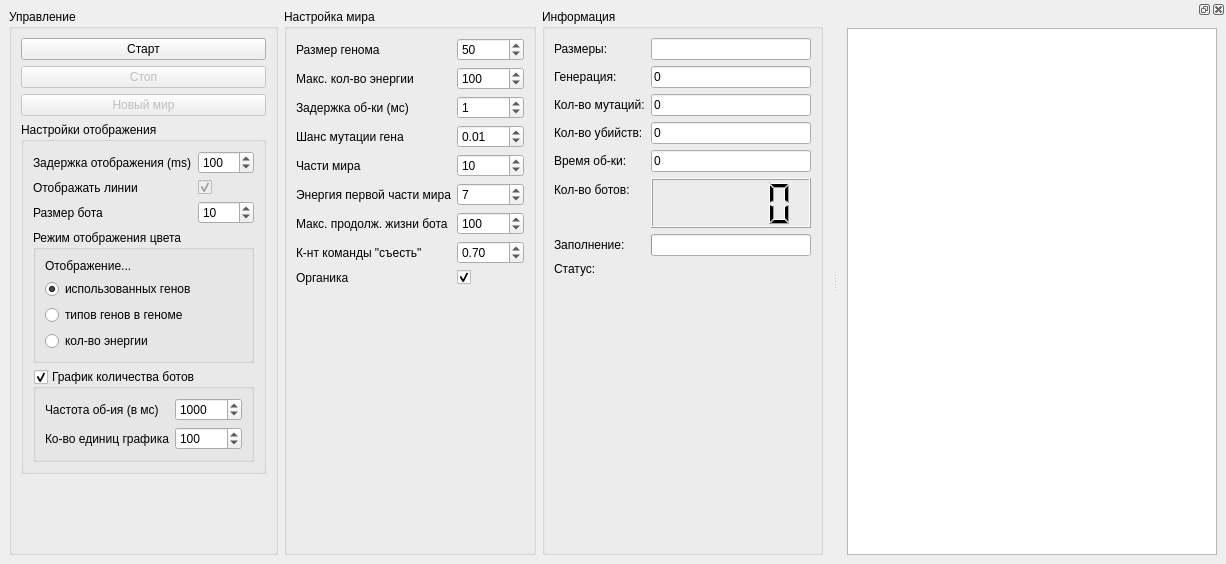
The window that mainwindow.ui (TomasGlgg/QGenetic) describes before a commit, drawn with Qt 5.
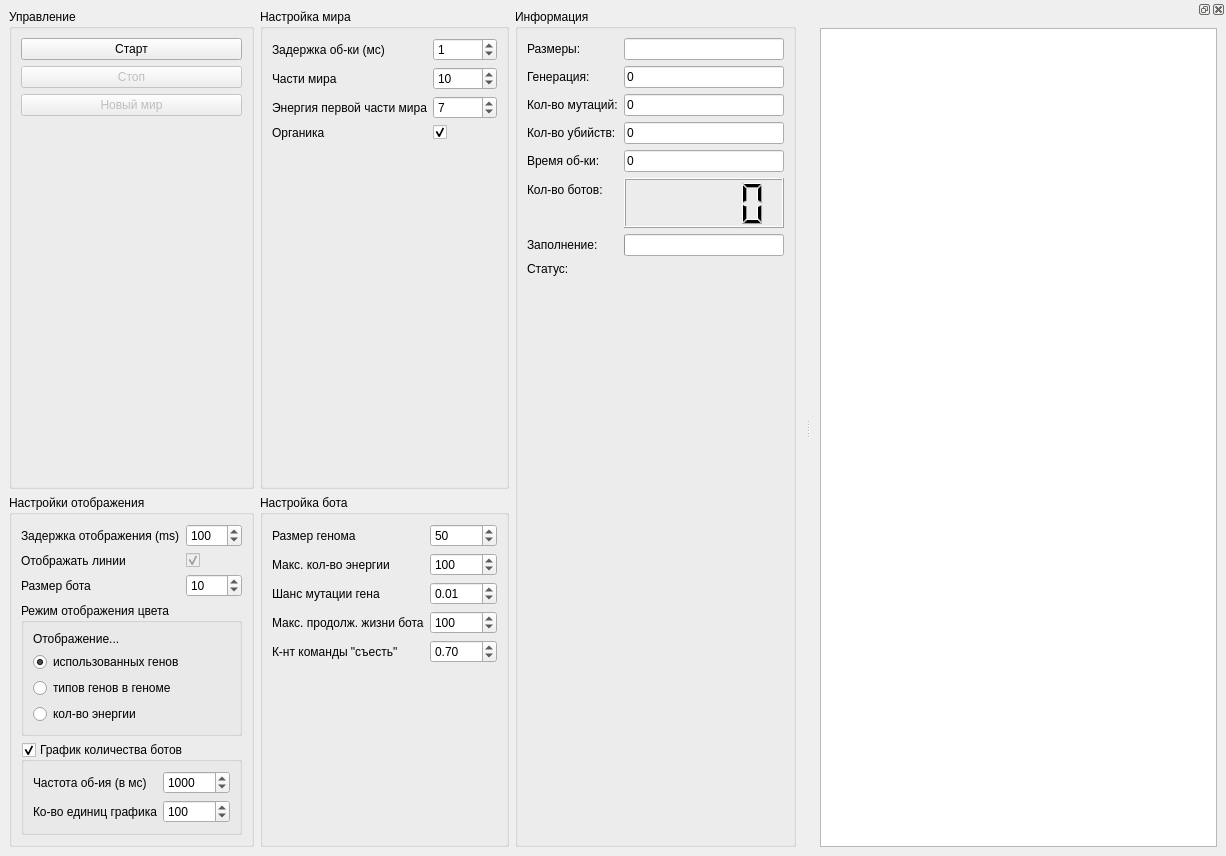
The same window after the commit. Custom widgets are drawn as their Qt base class.

The edit to the form file:
```diff
--- a/mainwindow.ui
+++ b/mainwindow.ui
@@ -7,7 +7,7 @@
     <x>0</x>
     <y>0</y>
     <width>1226</width>
-    <height>564</height>
+    <height>856</height>
    </rect>
   </property>
   <property name="sizePolicy">
@@ -29,11 +29,106 @@
      <verstretch>0</verstretch>
     </sizepolicy>
    </property>
-   <layout class="QHBoxLayout" name="horizontalLayout">
-    <item>
+   <layout class="QGridLayout" name="gridLayout_2">
+    <item row="0" column="1">
+     <widget class="QGroupBox" name="groupBox_3">
+      <property name="sizePolicy">
+       <sizepolicy hsizetype="Preferred" vsizetype="Preferred">
+        <horstretch>0</horstretch>
+        <verstretch>0</verstretch>
+       </sizepolicy>
+      </property>
+      <property name="title">
+       <string>Настройка мира</string>
+      </property>
+      <layout class="QFormLayout" name="formLayout_2">
+       <item row="0" column="0">
+        <widget class="QLabel" name="label_7">
+         <property name="text">
+          <string>Задержка об-ки (мс)</string>
+         </property>
+        </widget>
+       </item>
+       <item row="0" column="1">
+        <widget class="QSpinBox" name="process_delay">
+         <property name="minimum">
+          <number>0</number>
+         </property>
+         <property name="maximum">
+          <number>1000</number>
+         </property>
+         <property name="singleStep">
+          <number>10</number>
+         </property>
+         <property name="value">
+          <number>1</number>
+         </property>
+        </widget>
+       </item>
+       <item row="1" column="0">
+        <widget class="QLabel" name="label_12">
+         <property name="text">
+          <string>Части мира</string>
+         </property>
+        </widget>
+       </item>
+       <item row="1" column="1">
+        <widget class="QSpinBox" name="world_parts_count">
+         <property name="minimum">
+          <number>2</number>
+         </property>
+         <property name="maximum">
+          <number>100</number>
+         </property>
+         <property name="value">
+          <number>10</number>
+         </property>
+        </widget>
+       </item>
+       <item row="2" column="0">
+        <widget class="QLabel" name="label_13">
+         <property name="text">
+          <string>Энергия первой части мира</string>
+         </property>
+        </widget>
+       </item>
+       <item row="2" column="1">
+        <widget class="QSpinBox" name="start_world_energy">
+         <property name="minimum">
+          <number>2</number>
+         </property>
+         <property name="maximum">
+          <number>50</number>
+         </property>
+         <property name="value">
+          <number>7</number>
+         </property>
+        </widget>
+       </item>
+       <item row="3" column="0">
+        <widget class="QLabel" name="label_23">
+         <property name="text">
+          <string>Органика</string>
+         </property>
+        </widget>
+       </item>
+       <item row="3" column="1">
+        <widget class="QCheckBox" name="organic">
+         <property name="text">
+          <string/>
+         </property>
+         <property name="checked">
+          <bool>true</bool>
+         </property>
+        </widget>
+       </item>
+      </layout>
+     </widget>
+    </item>
+    <item row="0" column="0">
      <widget class="QGroupBox" name="groupBox">
       <property name="sizePolicy">
-       <sizepolicy hsizetype="Fixed" vsizetype="Expanding">
+       <sizepolicy hsizetype="Preferred" vsizetype="Preferred">
         <horstretch>0</horstretch>
         <verstretch>0</verstretch>
        </sizepolicy>
@@ -76,6 +171,22 @@
         </widget>
        </item>
        <item>
+        <spacer name="verticalSpacer">
+         <property name="orientation">
+          <enum>Qt::Vertical</enum>
+         </property>
+         <property name="sizeHint" stdset="0">
+          <size>
+           <width>20</width>
+           <height>40</height>
+          </size>
+         </property>
+        </spacer>
+       </item>
+      </layout>
+     </widget>
+    </item>
+    <item row="1" column="0">
         <widget class="QGroupBox" name="groupBox_2">
          <property name="sizePolicy">
           <sizepolicy hsizetype="Preferred" vsizetype="Preferred">
@@ -263,34 +374,12 @@
          </layout>
         </widget>
        </item>
-       <item>
-        <spacer name="verticalSpacer">
-         <property name="orientation">
-          <enum>Qt::Vertical</enum>
-         </property>
-         <property name="sizeHint" stdset="0">
-          <size>
-           <width>20</width>
-           <height>40</height>
-          </size>
-         </property>
-        </spacer>
-       </item>
-      </layout>
-     </widget>
-    </item>
-    <item>
-     <widget class="QGroupBox" name="groupBox_3">
-      <property name="sizePolicy">
-       <sizepolicy hsizetype="Preferred" vsizetype="Preferred">
-        <horstretch>0</horstretch>
-        <verstretch>0</verstretch>
-       </sizepolicy>
-      </property>
+    <item row="1" column="1">
+     <widget class="QGroupBox" name="groupBox_6">
       <property name="title">
-       <string>Настройка мира</string>
+       <string>Настройка бота</string>
       </property>
-      <layout class="QFormLayout" name="formLayout_2">
+      <layout class="QFormLayout" name="formLayout_5">
        <item row="0" column="0">
         <widget class="QLabel" name="label_2">
          <property name="text">
@@ -329,36 +418,13 @@
         </widget>
        </item>
        <item row="2" column="0">
-        <widget class="QLabel" name="label_7">
-         <property name="text">
-          <string>Задержка об-ки (мс)</string>
-         </property>
-        </widget>
-       </item>
-       <item row="2" column="1">
-        <widget class="QSpinBox" name="process_delay">
-         <property name="minimum">
-          <number>0</number>
-         </property>
-         <property name="maximum">
-          <number>1000</number>
-         </property>
-         <property name="singleStep">
-          <number>10</number>
-         </property>
-         <property name="value">
-          <number>1</number>
-         </property>
-        </widget>
-       </item>
-       <item row="3" column="0">
         <widget class="QLabel" name="label_8">
          <property name="text">
           <string>Шанс мутации гена</string>
          </property>
         </widget>
        </item>
-       <item row="3" column="1">
+       <item row="2" column="1">
         <widget class="QDoubleSpinBox" name="mutation_chance">
          <property name="minimum">
           <double>0.000000000000000</double>
@@ -374,54 +440,14 @@
          </property>
         </widget>
        </item>
-       <item row="4" column="0">
-        <widget class="QLabel" name="label_12">
-         <property name="text">
-          <string>Части мира</string>
-         </property>
-        </widget>
-       </item>
-       <item row="4" column="1">
-        <widget class="QSpinBox" name="world_parts_count">
-         <property name="minimum">
-          <number>2</number>
-         </property>
-         <property name="maximum">
-          <number>100</number>
-         </property>
-         <property name="value">
-          <number>10</number>
-         </property>
-        </widget>
-       </item>
-       <item row="5" column="0">
-        <widget class="QLabel" name="label_13">
-         <property name="text">
-          <string>Энергия первой части мира</string>
-         </property>
-        </widget>
-       </item>
-       <item row="5" column="1">
-        <widget class="QSpinBox" name="start_world_energy">
-         <property name="minimum">
-          <number>2</number>
-         </property>
-         <property name="maximum">
-          <number>50</number>
-         </property>
-         <property name="value">
-          <number>7</number>
-         </property>
-        </widget>
-       </item>
-       <item row="6" column="0">
+       <item row="3" column="0">
         <widget class="QLabel" name="label_15">
          <property name="text">
           <string>Макс. продолж. жизни бота</string>
          </property>
         </widget>
        </item>
-       <item row="6" column="1">
+       <item row="3" column="1">
         <widget class="QSpinBox" name="max_old">
          <property name="minimum">
           <number>2</number>
@@ -434,7 +460,7 @@
          </property>
         </widget>
        </item>
-       <item row="7" column="0">
+       <item row="4" column="0">
         <widget class="QLabel" name="label_18">
          <property name="toolTip">
           <string>&lt;html&gt;&lt;head/&gt;&lt;body&gt;&lt;p&gt;Коэффициент команды &amp;quot;съесть&amp;quot; - коэффициент для расчета силы команды eat, по формуле&lt;/p&gt;&lt;p&gt;eat_power = max_energy * eat_k&lt;/p&gt;&lt;/body&gt;&lt;/html&gt;</string>
@@ -444,7 +470,7 @@
          </property>
         </widget>
        </item>
-       <item row="7" column="1">
+       <item row="4" column="1">
         <widget class="QDoubleSpinBox" name="eat_k">
          <property name="maximum">
           <double>1.000000000000000</double>
@@ -457,27 +483,10 @@
          </property>
         </widget>
        </item>
-       <item row="8" column="0">
-        <widget class="QLabel" name="label_23">
-         <property name="text">
-          <string>Органика</string>
-         </property>
-        </widget>
-       </item>
-       <item row="8" column="1">
-        <widget class="QCheckBox" name="organic">
-         <property name="text">
-          <string/>
-         </property>
-         <property name="checked">
-          <bool>true</bool>
-         </property>
-        </widget>
-       </item>
       </layout>
      </widget>
     </item>
-    <item>
+    <item row="0" column="2" rowspan="2">
      <widget class="QGroupBox" name="groupBox_4">
       <property name="sizePolicy">
        <sizepolicy hsizetype="Preferred" vsizetype="Preferred">
```
Lines whose indentation alone changed are shown as unchanged.
